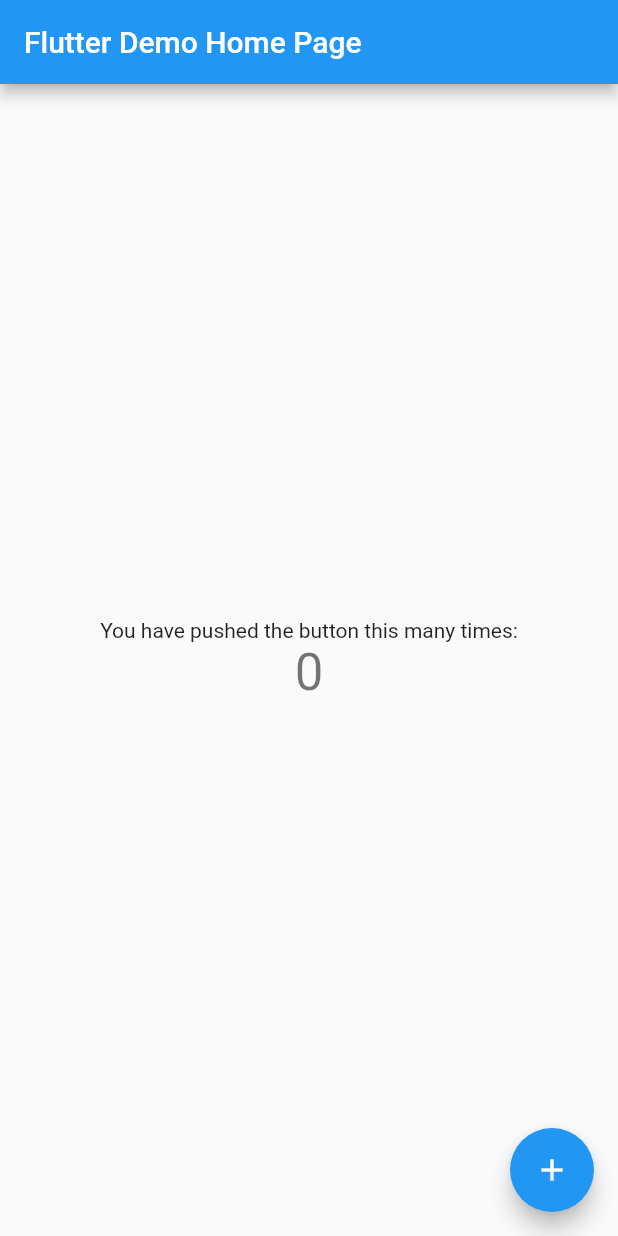
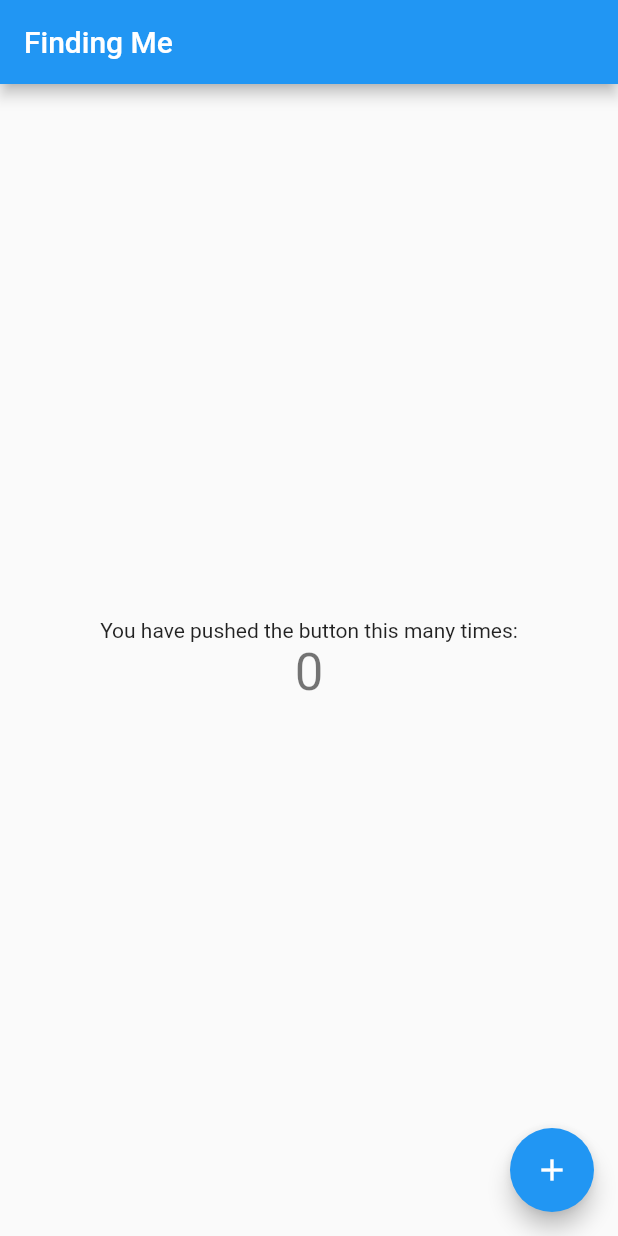
Before and after one commit to RamRPrakash/FindingMe, a Flutter app: the screen it shows after launch, on a phone screen of 412 x 824 dp. Run offline on Flutter 3.47's test engine with Material 2 defaults, Android fonts, the phone set to English and light mode, and no system bars.

Commit message:
complete setup

```diff
--- a/lib/main.dart
+++ b/lib/main.dart
@@ -20,7 +20,7 @@ class MyApp extends StatelessWidget {
         // is not restarted.
         primarySwatch: Colors.blue,
       ),
-      home: MyHomePage(title: 'Flutter Demo Home Page'),
+      home: MyHomePage(title: 'Finding Me'),
     );
   }
 }
```
